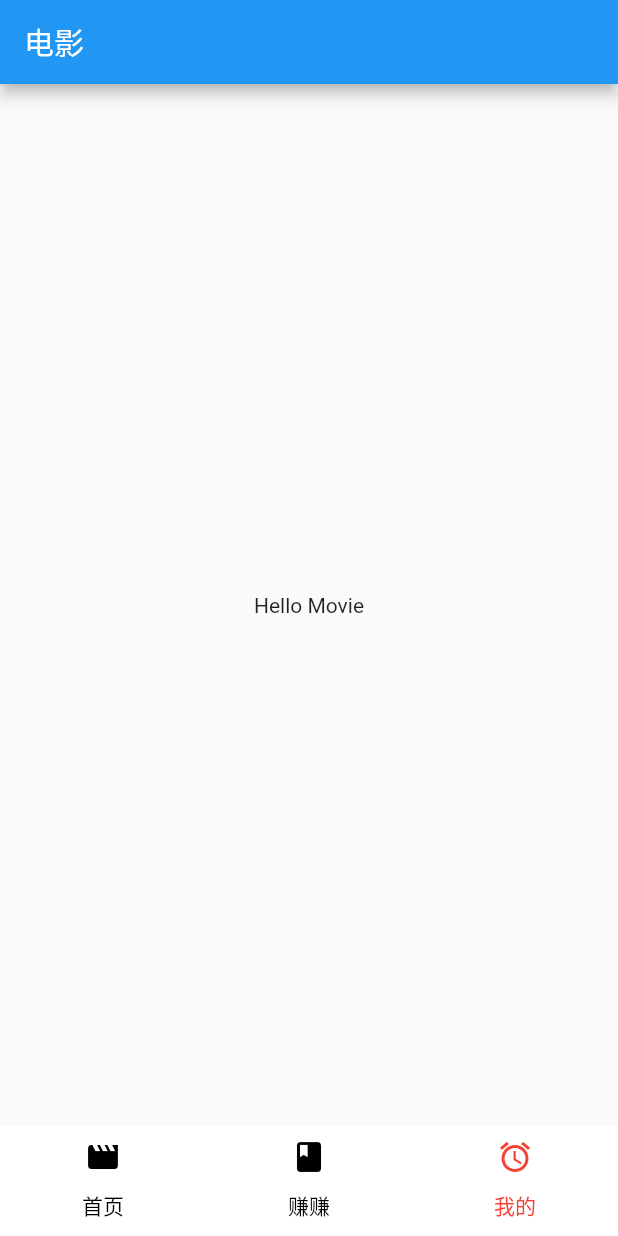
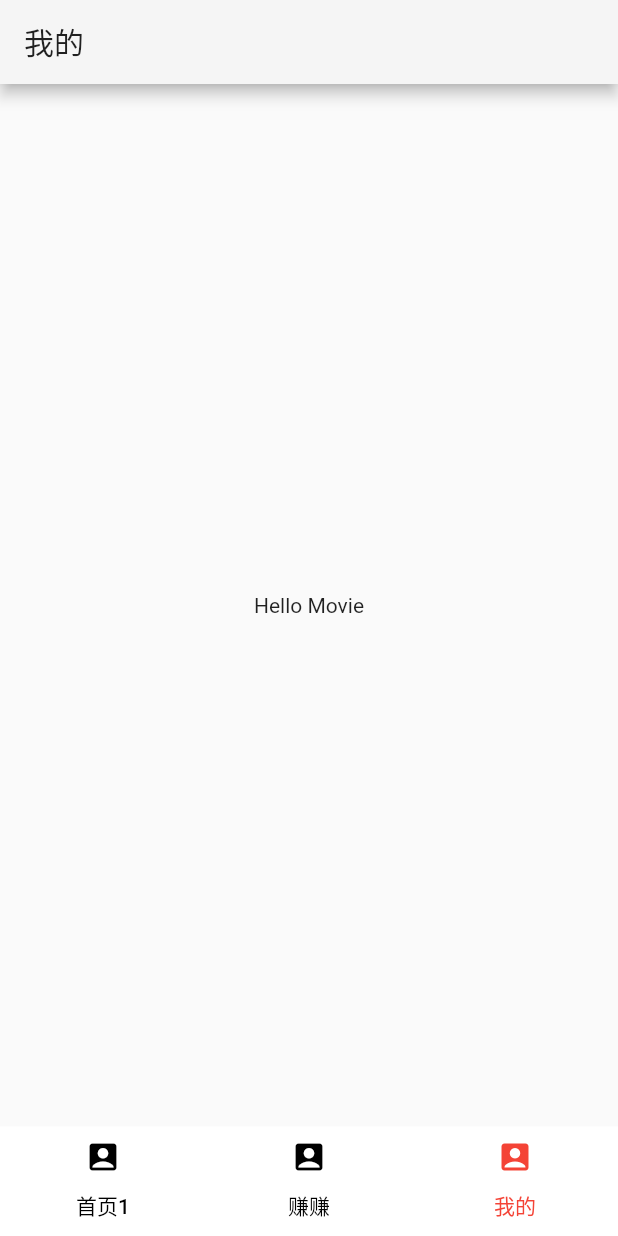
Before and after one commit to luckychenheng/flutter, a Flutter app: the screen it shows after launch, item 3 of the bottom bar chosen, on a phone screen of 412 x 824 dp. Run offline on Flutter 3.47's test engine with Material 2 defaults, Android fonts, the phone set to English and light mode, and no system bars.

```diff
--- a/flutter_app/lib/view_controller/app.dart
+++ b/flutter_app/lib/view_controller/app.dart
@@ -28,6 +28,11 @@ class LuckyAppState extends State<LuckyApp>
   @override
   Widget build(BuildContext context) {
     return new MaterialApp(
+      theme: new ThemeData(
+        primarySwatch: Colors.orange,
+        primaryColor: Colors.grey[100],
+        primaryColorBrightness: Brightness.light,
+      ),
       home: new Scaffold(
         body: new TabBarView(
           controller: controller,
@@ -47,21 +52,21 @@ class LuckyAppState extends State<LuckyApp>
             indicatorColor: Colors.white,
             tabs: [
               new Tab(
-                text: "首页",
+                text: "首页1",
                 icon: new Icon(
-                  Icons.movie,
+                  Icons.account_box,
                 ),
               ),
               new Tab(
                 text: "赚赚",
                 icon: new Icon(
-                  Icons.book,
+                  Icons.account_box,
                 ),
               ),
               new Tab(
                 text: "我的",
                 icon: new Icon(
-                  Icons.access_alarm,
+                  Icons.account_box,
                 ),
               ),
             ],
--- a/flutter_app/lib/view_controller/movie.dart
+++ b/flutter_app/lib/view_controller/movie.dart
@@ -9,9 +9,14 @@ class MovieState extends State<Movie> {
   @override
   Widget build(BuildContext context) {
     return new MaterialApp(
+      theme: ThemeData(
+        primarySwatch: Colors.orange,
+        primaryColor: Colors.grey[100],
+        primaryColorBrightness: Brightness.light,
+      ),
       home: new Scaffold(
         appBar: new AppBar(
-          title: new Text("电影"),
+          title: new Text("首页"),
         ),
         body: new Center(
           child: new Text('Hello Movie'),
--- a/flutter_app/lib/view_controller/music.dart
+++ b/flutter_app/lib/view_controller/music.dart
@@ -9,9 +9,14 @@ class MusicState extends State<Music> {
   @override
   Widget build(BuildContext context) {
     return new MaterialApp(
+        theme: ThemeData(
+          primarySwatch: Colors.orange,
+          primaryColor: Colors.grey[100],
+          primaryColorBrightness: Brightness.light,
+        ),
       home: new Scaffold(
         appBar: new AppBar(
-          title: new Text("电影"),
+          title: new Text("我的"),
         ),
         body: new Center(
           child: new Text('Hello Movie'),
--- /dev/null
+++ b/my_app-master/lib/main.dart
@@ -0,0 +1,14 @@
+import 'package:flutter/material.dart';
+import 'home_widget.dart';
+
+void main() => runApp(App());
+
+class App extends StatelessWidget {
+  @override
+   Widget build(BuildContext context) {
+    return MaterialApp(
+      title: 'My Flutter App',
+      home: Home(),
+    );
+  }
+}
```
Also changed, not shown: flutter_app/lib/view_controller/book.dart (+6 -1 lines), my_app-master/lib/home_widget.dart (added, +52 -0 lines), my_app-master/lib/placeholder_widget.dart (added, +14 -0 lines), my_app-master/pubspec.yaml (added, +57 -0 lines), my_app-master/blog_images/demo.png (added), my_app-master/blog_images/final.gif (added), my_app-master/pubspec.lock (added), 59 other files.
